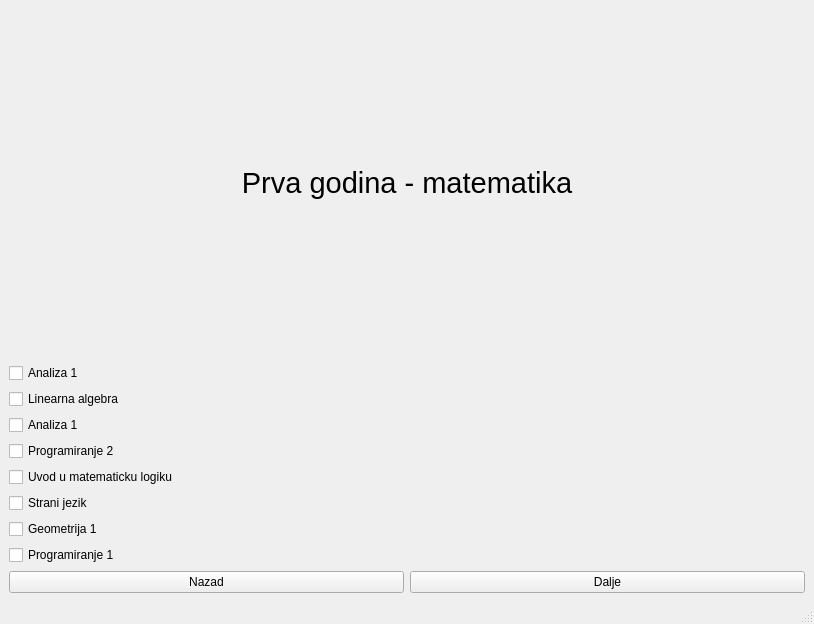
Old version of the form Planer/FirstYearM.ui in the repository stenjo1/MATF_Planner.
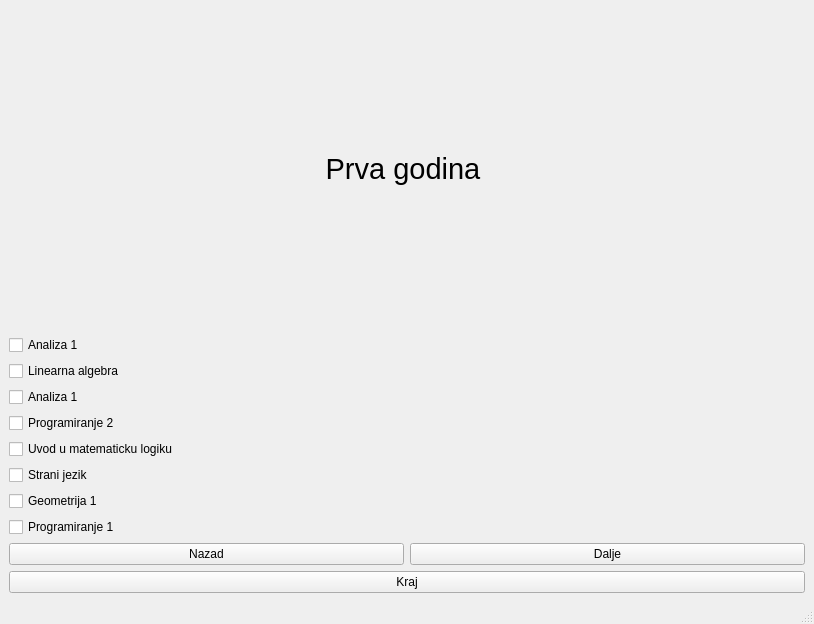
New version of the form.

Patch:
```diff
--- a/Planer/FirstYearM.ui
+++ b/Planer/FirstYearM.ui
@@ -23,7 +23,7 @@
        </font>
       </property>
       <property name="text">
-       <string>Prva godina - matematika</string>
+       <string>Prva godina </string>
       </property>
       <property name="alignment">
        <set>Qt::AlignCenter</set>
@@ -111,6 +111,13 @@
       </item>
      </layout>
     </item>
+    <item>
+     <widget class="QPushButton" name="pbEnd">
+      <property name="text">
+       <string>Kraj</string>
+      </property>
+     </widget>
+    </item>
    </layout>
   </widget>
   <widget class="QMenuBar" name="menubar">
```
